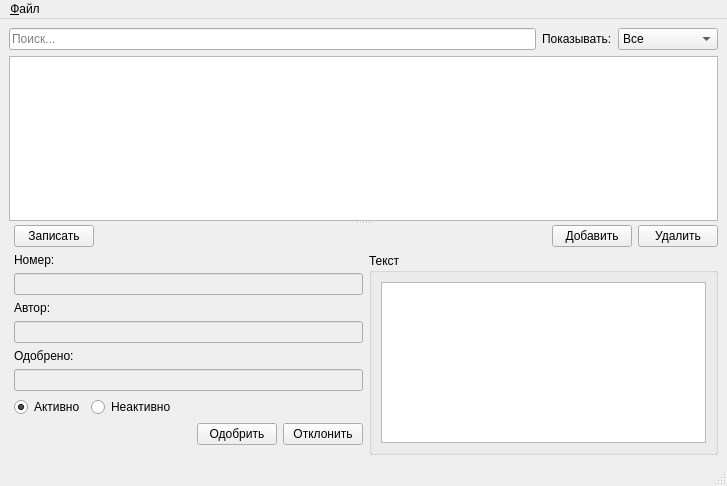
First picture: the form in mw.ui, repository igrekus/sbox, before the edit.
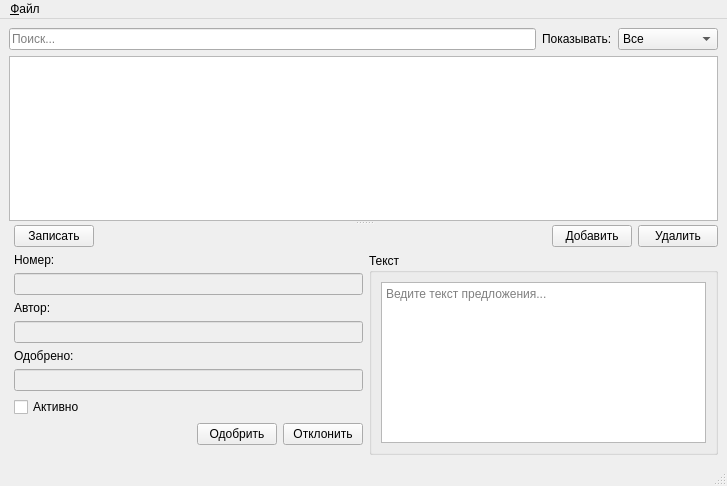
Second picture: the form after the edit.

What changed in the file:
```diff
--- a/mw.ui
+++ b/mw.ui
@@ -20,7 +20,7 @@
       <property name="orientation">
        <enum>Qt::Vertical</enum>
       </property>
-      <widget class="QWidget" name="">
+      <widget class="QWidget" name="layoutWidget">
        <layout class="QVBoxLayout" name="verticalLayout_5">
         <item>
          <layout class="QHBoxLayout" name="horizontalLayout_5">
@@ -71,7 +71,7 @@
         </item>
        </layout>
       </widget>
-      <widget class="QWidget" name="">
+      <widget class="QWidget" name="layoutWidget">
        <layout class="QVBoxLayout" name="verticalLayout_4">
         <item>
          <layout class="QHBoxLayout" name="horizontalLayout_2">
@@ -228,20 +228,10 @@
               <item>
                <layout class="QHBoxLayout" name="horizontalLayout_3">
                 <item>
-                 <widget class="QRadioButton" name="radioActive">
+                 <widget class="QCheckBox" name="checkActive">
                   <property name="text">
                    <string>Активно</string>
                   </property>
-                  <property name="checked">
-                   <bool>true</bool>
-                  </property>
-                 </widget>
-                </item>
-                <item>
-                 <widget class="QRadioButton" name="radioNonactive">
-                  <property name="text">
-                   <string>Неактивно</string>
-                  </property>
                  </widget>
                 </item>
                 <item>
@@ -333,6 +323,9 @@
                  <height>16777215</height>
                 </size>
                </property>
+               <property name="placeholderText">
+                <string>Ведите текст предложения...</string>
+               </property>
               </widget>
              </item>
             </layout>
```
